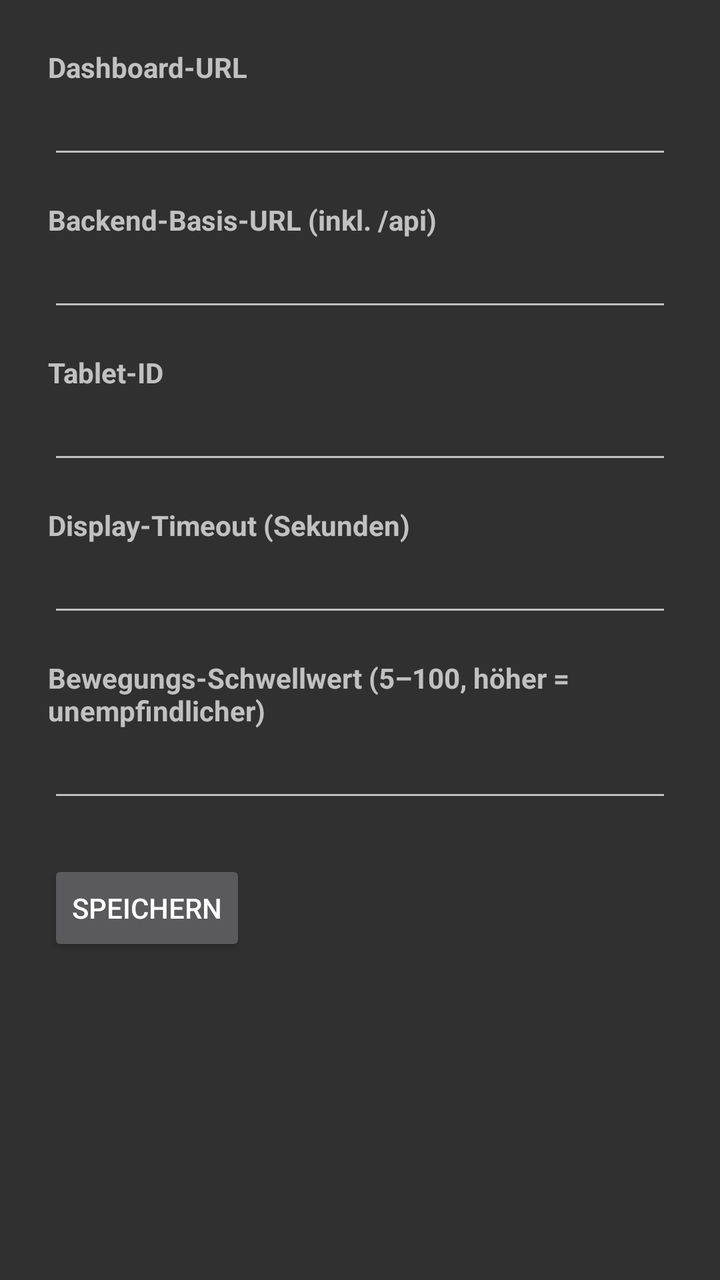
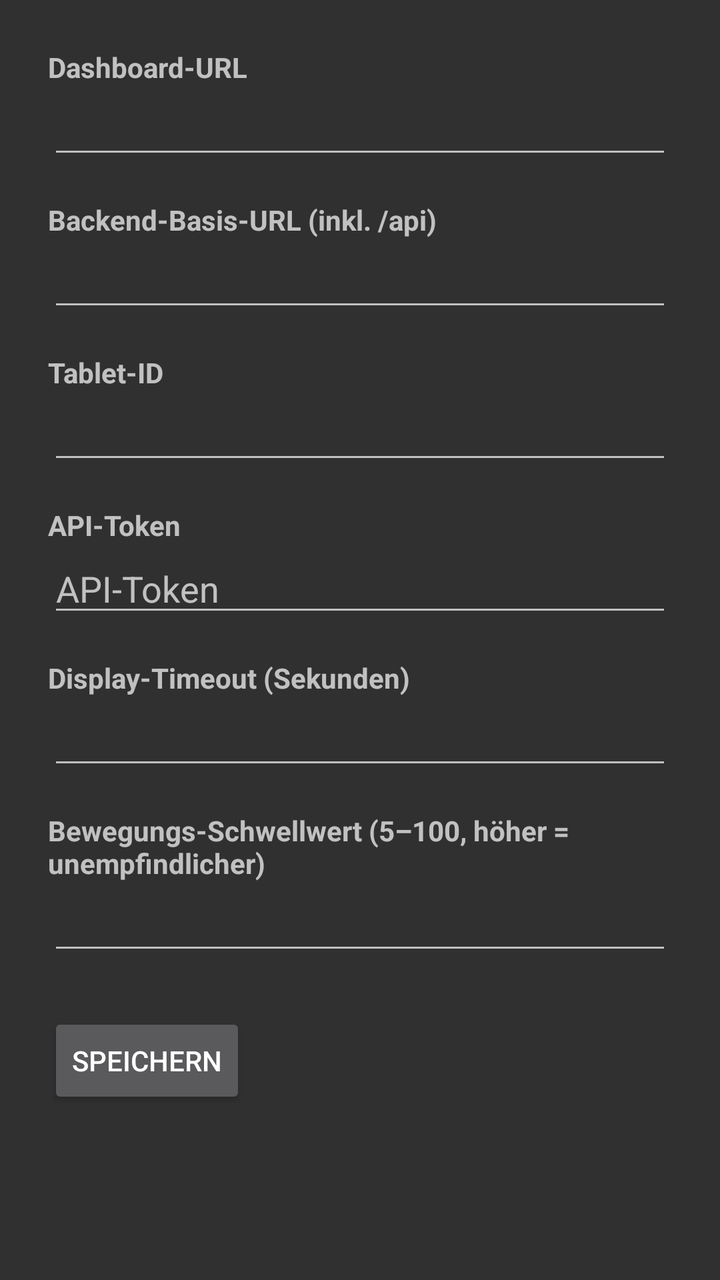

An Android layout rendered at two revisions. The XML below is the earlier revision; the diff shows what the commit changed to produce the second picture.
<!-- AndroidManifest.xml: application theme Theme.AppCompat.NoActionBar -->
<!-- res/layout/activity_settings.xml -->
<?xml version="1.0" encoding="utf-8"?>
<ScrollView xmlns:android="http://schemas.android.com/apk/res/android"
    android:layout_width="match_parent"
    android:layout_height="match_parent"
    android:padding="24dp">

    <LinearLayout
        android:layout_width="match_parent"
        android:layout_height="wrap_content"
        android:orientation="vertical">

        <TextView
            android:layout_width="wrap_content"
            android:layout_height="wrap_content"
            android:text="Dashboard-URL"
            android:textStyle="bold" />

        <EditText
            android:id="@+id/input_dashboard_url"
            android:layout_width="match_parent"
            android:layout_height="wrap_content"
            android:inputType="textUri" />

        <TextView
            android:layout_width="wrap_content"
            android:layout_height="wrap_content"
            android:layout_marginTop="16dp"
            android:text="Backend-Basis-URL (inkl. /api)"
            android:textStyle="bold" />

        <EditText
            android:id="@+id/input_backend_url"
            android:layout_width="match_parent"
            android:layout_height="wrap_content"
            android:inputType="textUri" />

        <TextView
            android:layout_width="wrap_content"
            android:layout_height="wrap_content"
            android:layout_marginTop="16dp"
            android:text="Tablet-ID"
            android:textStyle="bold" />

        <EditText
            android:id="@+id/input_tablet_id"
            android:layout_width="match_parent"
            android:layout_height="wrap_content"
            android:inputType="text" />

        <TextView
            android:layout_width="wrap_content"
            android:layout_height="wrap_content"
            android:layout_marginTop="16dp"
            android:text="Display-Timeout (Sekunden)"
            android:textStyle="bold" />

        <EditText
            android:id="@+id/input_timeout"
            android:layout_width="match_parent"
            android:layout_height="wrap_content"
            android:inputType="number" />

        <TextView
            android:layout_width="wrap_content"
            android:layout_height="wrap_content"
            android:layout_marginTop="16dp"
            android:text="Bewegungs-Schwellwert (5–100, höher = unempfindlicher)"
            android:textStyle="bold" />

        <EditText
            android:id="@+id/input_motion_threshold"
            android:layout_width="match_parent"
            android:layout_height="wrap_content"
            android:inputType="number" />

        <Button
            android:id="@+id/button_save"
            android:layout_width="wrap_content"
            android:layout_height="wrap_content"
            android:layout_marginTop="24dp"
            android:text="Speichern" />
    </LinearLayout>
</ScrollView>
<!-- resources referenced by this layout -->
<resources>

</resources>

<!-- the commit's change to res/layout/activity_settings.xml (unified diff, before → after) -->
@@ -51,6 +51,20 @@
             android:layout_width="wrap_content"
             android:layout_height="wrap_content"
             android:layout_marginTop="16dp"
+            android:text="API-Token"
+            android:textStyle="bold" />
+
+        <EditText
+            android:id="@+id/input_api_token"
+            android:layout_width="match_parent"
+            android:layout_height="wrap_content"
+            android:hint="API-Token"
+            android:inputType="text" />
+
+        <TextView
+            android:layout_width="wrap_content"
+            android:layout_height="wrap_content"
+            android:layout_marginTop="16dp"
             android:text="Display-Timeout (Sekunden)"
             android:textStyle="bold" />
 
